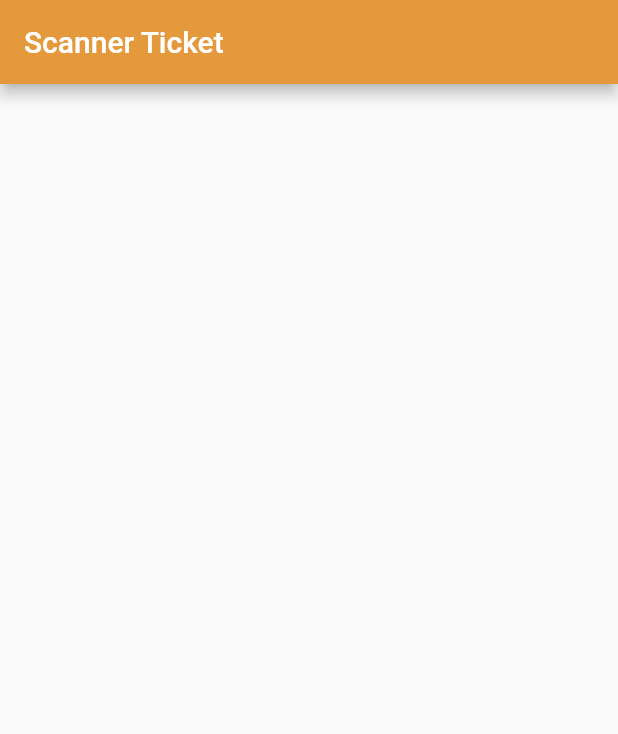
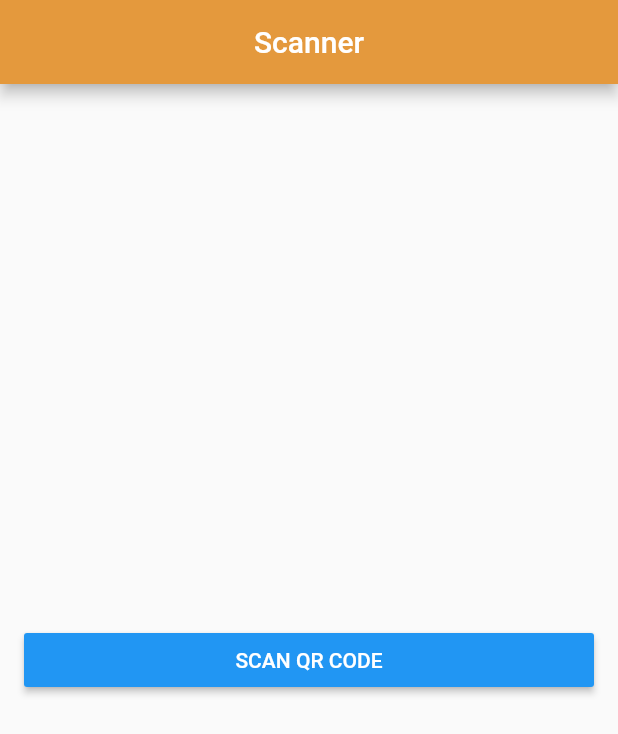
Before and after one commit to roro-dev/scanner_fatboar, a Flutter app: the screen it shows after launch, on a phone screen of 412 x 824 dp. Shown: the top 734 px of the screen. Run offline on Flutter 3.47's test engine with Material 2 defaults, Android fonts, the phone set to English and light mode, and no system bars; missing offline and left inert: barcode_scan.

Commit message:
scanner added

```diff
--- a/lib/main.dart
+++ b/lib/main.dart
@@ -1,4 +1,8 @@
+import 'dart:async';
+
 import 'package:flutter/material.dart';
+import 'package:barcode_scan/barcode_scan.dart';
+import 'package:flutter/services.dart';
 
 void main() => runApp(MyApp());
 
@@ -29,8 +33,44 @@ class _MyScannerState extends State<MyScanner>{
     return Scaffold(
       appBar: AppBar(
         backgroundColor: Color(0xffE4993D),
-        title: Text('Scanner Ticket'),
+        centerTitle: true,
+        title: Text('Scanner'),
+      ),
+      body: Center(
+        child: Column(
+          mainAxisAlignment: MainAxisAlignment.center,
+          crossAxisAlignment: CrossAxisAlignment.stretch,
+          children: <Widget> [
+            Padding(
+              padding: EdgeInsets.symmetric(vertical: 8.0, horizontal: 16.0),
+              child: RaisedButton(
+                color: Colors.blue,
+                textColor: Colors.white,
+                splashColor: Colors.blueGrey,
+                onPressed: scan,
+                child: const Text('SCAN QR CODE')
+              ),
+            ),
+          ]
+        )
       ),
     );
   }
 }
+
+Future scan() async {
+  try {
+    String barcode = await BarcodeScanner.scan();
+    print(barcode);
+  } on PlatformException catch (e) {
+    if (e.code == BarcodeScanner.CameraAccessDenied) {
+      print('The user did not grant the camera permission!');
+    } else {
+      print('Unknown error: $e');
+    }
+  } on FormatException{
+    print('null (User returned using the "back"-button before scanning anything. Result)');
+  } catch (e) {
+    print('Unknown error: $e');
+  }
+}
--- a/pubspec.yaml
+++ b/pubspec.yaml
@@ -27,6 +27,8 @@ dependencies:
 dev_dependencies:
   flutter_test:
     sdk: flutter
+
+  barcode_scan:
 
 
 # For information on the generic Dart part of this file, see the
```
Also changed, not shown: pubspec.lock.
